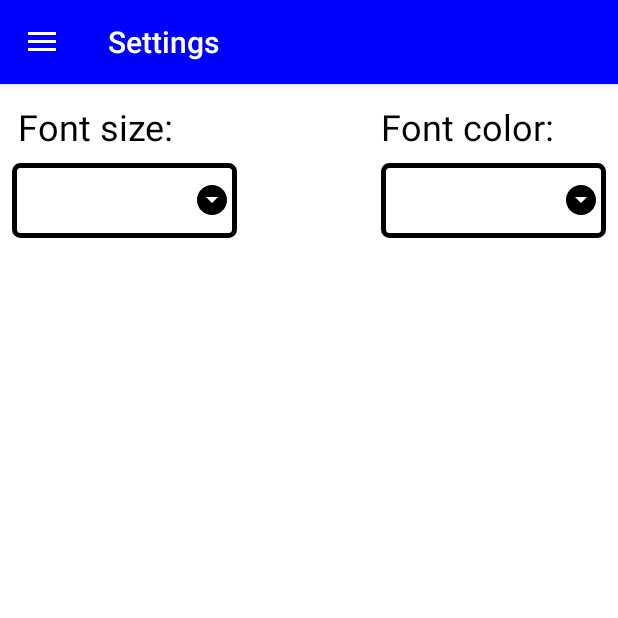
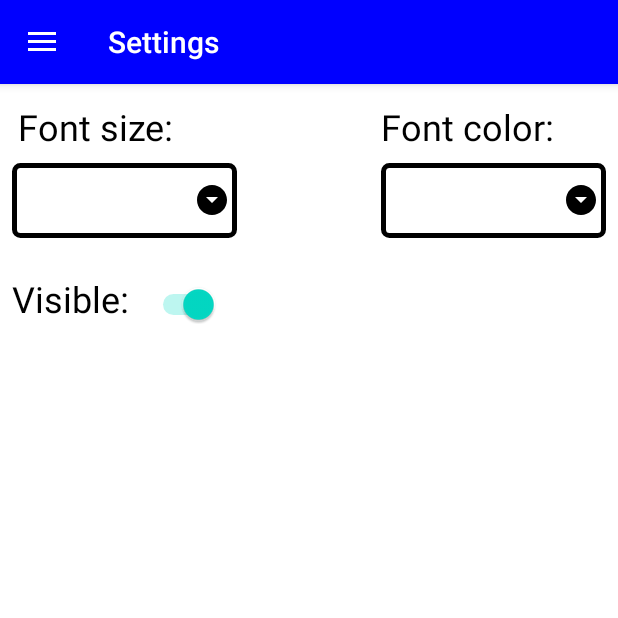
Before and after one commit to jani-heinikoski/java, an Android app: the screen it shows after launch (MainActivity), in the side drawer, after a tap on "Settings", on a phone screen of 412 x 824 dp, the top half of it. Run offline under Robolectric (Android 15) with nearby library versions, the phone set to English and light mode, and no system bars.

Commit message:
Added visibility switch

```diff
--- a/week11/app/src/main/java/com/jhprog/menudemo/MainFragment.java
+++ b/week11/app/src/main/java/com/jhprog/menudemo/MainFragment.java
@@ -1,7 +1,7 @@
 /*
 Author: Jani Heinikoski | 0541122
 Date: 15.3.2020
-Version: 1.5
+Version: 1.6
  */
 package com.jhprog.menudemo;
 
@@ -54,6 +54,17 @@
                 }
             }
         });
+
+        viewModel.getTextVisible().observe(getViewLifecycleOwner(), new Observer<Boolean>() {
+            @Override
+            public void onChanged(Boolean aBoolean) {
+                if (aBoolean) {
+                    binding.mainTextview.setVisibility(View.VISIBLE);
+                } else {
+                    binding.mainTextview.setVisibility(View.INVISIBLE);
+                }
+            }
+        });
     }
 
 }
--- a/week11/app/src/main/java/com/jhprog/menudemo/SettingsFragment.java
+++ b/week11/app/src/main/java/com/jhprog/menudemo/SettingsFragment.java
@@ -1,7 +1,7 @@
 /*
 Author: Jani Heinikoski | 0541122
 Date: 15.3.2020
-Version: 1.5
+Version: 1.6
  */
 package com.jhprog.menudemo;
 
@@ -11,6 +11,7 @@
 import android.view.ViewGroup;
 import android.widget.AdapterView;
 import android.widget.ArrayAdapter;
+import android.widget.CompoundButton;
 
 import androidx.annotation.NonNull;
 import androidx.annotation.Nullable;
@@ -49,6 +50,22 @@
         initFonts();
         initColors();
         initSpinners();
+        initSwitches();
+    }
+
+    @Override
+    public void onActivityCreated(@Nullable Bundle savedInstanceState) {
+        super.onActivityCreated(savedInstanceState);
+        viewModel = new ViewModelProvider(requireActivity()).get(SharedViewModel.class);
+    }
+
+    private void initSwitches() {
+        binding.visibleSwitch.setOnCheckedChangeListener(new CompoundButton.OnCheckedChangeListener() {
+            @Override
+            public void onCheckedChanged(CompoundButton buttonView, boolean isChecked) {
+                viewModel.setTextVisible(isChecked);
+            }
+        });
     }
 
     private void initFonts() {
@@ -89,7 +106,7 @@
                 viewModel.setFontColor(R.color.navy);
             }
         });
-
+        // Item selected listener for font size spinner
         binding.fontSizeSpinner.setOnItemSelectedListener(new AdapterView.OnItemSelectedListener() {
             @Override
             public void onItemSelected(AdapterView<?> parent, View view, int position, long id) {
@@ -103,13 +120,7 @@
         });
     }
 
-    @Override
-    public void onActivityCreated(@Nullable Bundle savedInstanceState) {
-        super.onActivityCreated(savedInstanceState);
-        viewModel = new ViewModelProvider(requireActivity()).get(SharedViewModel.class);
-    }
-
-    public int getFontSize() {
+    private int getFontSize() {
         int fontSize;
         String chosenElement;
         Object element = binding.fontSizeSpinner.getSelectedItem();
@@ -122,7 +133,7 @@
         return fontSize;
     }
 
-    public int getColour() {
+    private int getColour() {
         int color;
         String chosenElement;
         Object element = binding.fontColorSpinner.getSelectedItem();
--- a/week11/app/src/main/java/com/jhprog/menudemo/SharedViewModel.java
+++ b/week11/app/src/main/java/com/jhprog/menudemo/SharedViewModel.java
@@ -1,7 +1,7 @@
 /*
 Author: Jani Heinikoski | 0541122
 Date: 15.3.2020
-Version: 1.0
+Version: 1.1
  */
 package com.jhprog.menudemo;
 
@@ -12,6 +12,11 @@
 public class SharedViewModel extends ViewModel {
     private MutableLiveData<Integer> fontSize = new MutableLiveData<>();
     private MutableLiveData<Integer> fontColor = new MutableLiveData<>();
+    private MutableLiveData<Boolean> textVisible = new MutableLiveData<>();
+
+    public void setTextVisible(boolean checked) {
+        this.textVisible.setValue(checked);
+    }
 
     public void setFontColor(int fontColor) {
         this.fontColor.setValue(fontColor);
@@ -19,6 +24,10 @@
 
     public void setFontSize(int fontSize) {
         this.fontSize.setValue(fontSize);
+    }
+
+    public LiveData<Boolean> getTextVisible() {
+        return textVisible;
     }
 
     public LiveData<Integer> getFontColor() {
--- a/week11/app/src/main/res/layout/fragment_settings.xml
+++ b/week11/app/src/main/res/layout/fragment_settings.xml
@@ -54,4 +54,25 @@
         android:minWidth="150dp"
         android:minHeight="50dp" />
 
+    <TextView
+        android:id="@+id/visible_header"
+        android:layout_width="wrap_content"
+        android:layout_height="wrap_content"
+        android:layout_below="@id/font_size_spinner"
+        android:layout_alignStart="@+id/font_size_spinner"
+        android:layout_marginTop="24dp"
+        android:layout_marginEnd="12dp"
+        android:text="Visible:"
+        android:textColor="@color/black"
+        android:textSize="24sp" />
+
+    <Switch
+        android:id="@+id/visible_switch"
+        android:layout_width="wrap_content"
+        android:layout_height="wrap_content"
+        android:layout_alignBaseline="@+id/visible_header"
+        android:layout_marginTop="12dp"
+        android:layout_toEndOf="@id/visible_header"
+        android:checked="true" />
+
 </RelativeLayout>
```
